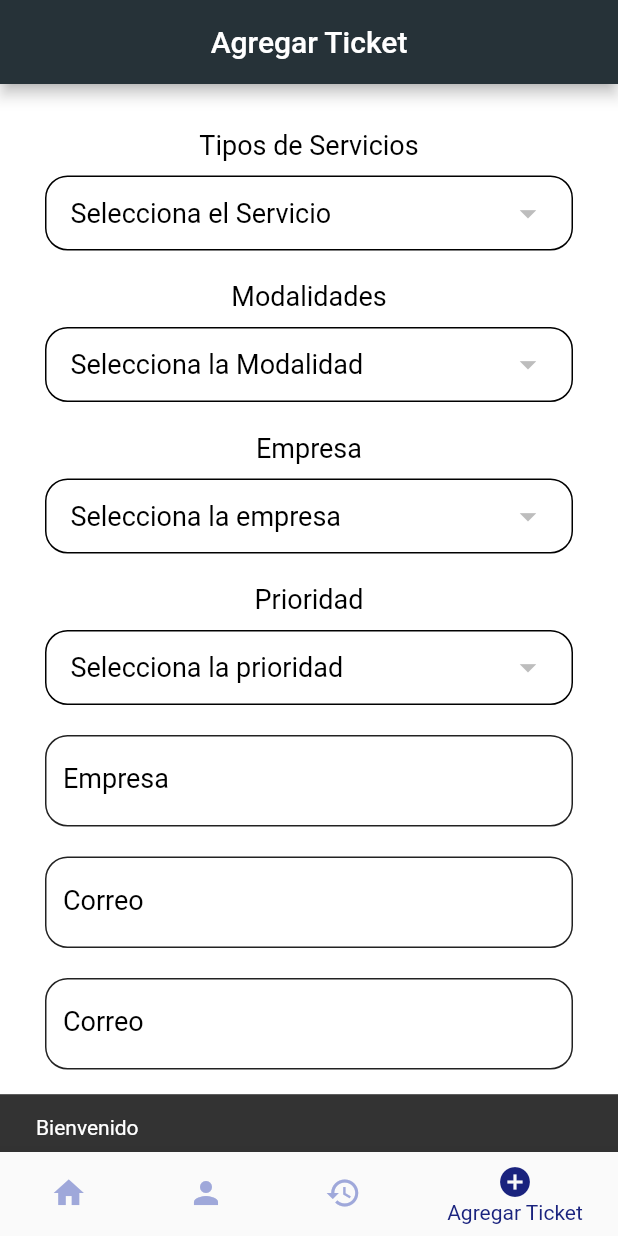
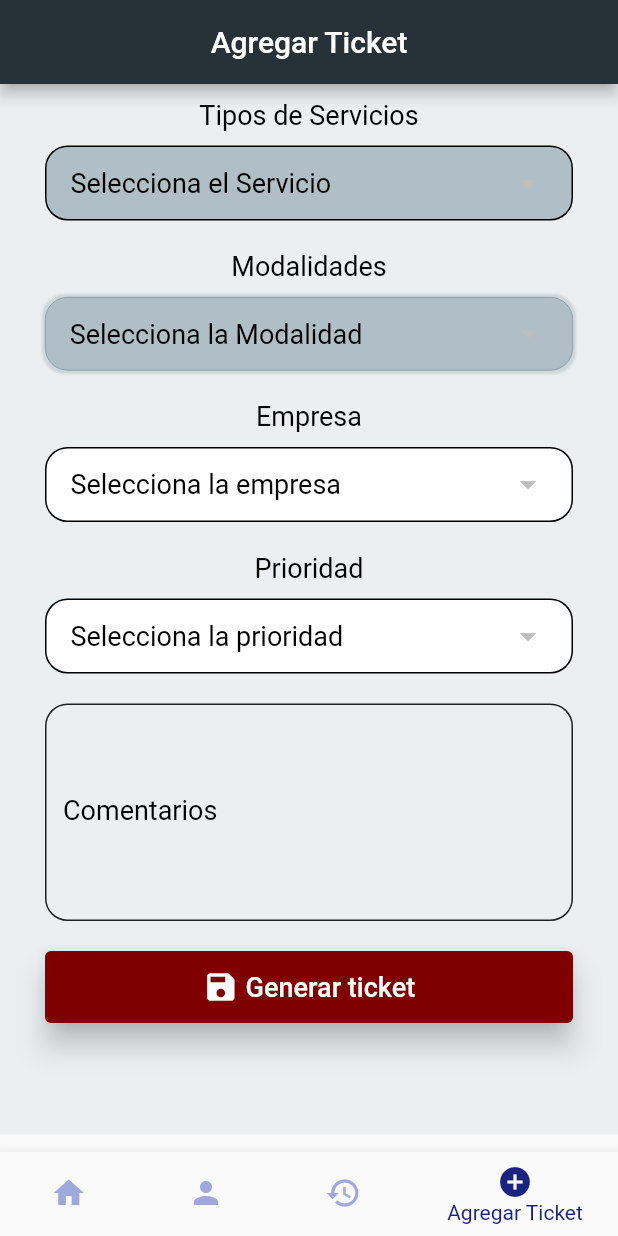
Before and after one commit to oscarmd1994/HelpDesk, a Flutter app: the MenuNavigationBarScreen screen opened directly, item 4 of the bottom bar chosen, on a phone screen of 412 x 824 dp. Run offline on Flutter 3.47's test engine with Material 2 defaults, Android fonts, the light colour scheme and no system bars; our stand-ins replace flutter_slidable, google_fonts, hidden_drawer_menu, lottie, shared_preferences, shimmer and 1 more; accounts and stored records are empty; network calls fail.

Commit message:
Termino del modulo de cerrado de sesion y avance de modulo de creacion de ticket

```diff
--- a/lib/Screens/TicketsScreen.dart
+++ b/lib/Screens/TicketsScreen.dart
@@ -20,11 +20,8 @@ class _TicketScreenState extends State<TicketScreen> {
         mainAxisSize: MainAxisSize.max,
         children: [
           Container(
-            decoration: BoxDecoration(
-                color: bg_dfondo
-            ),
+            decoration: BoxDecoration(color: bg_dfondo),
             child: TabBar(
-
               tabs: [
                 Tab(
                   text: 'En Espera',
--- a/lib/Screens/appColors.dart
+++ b/lib/Screens/appColors.dart
@@ -10,13 +10,14 @@ final Color bg_addbutton = Colors.indigo[900];
 final Color bg_addbutton_2 = Colors.indigo[500];
 final Color bg_menu = Colors.teal[50];
 final Color bg_tittle = Colors.blueGrey[100];
-final Color bg_fondo_btn_menus =
-    Colors.indigo[200]; //Color.fromARGB(0xFF, 0x66, 0x6a, 0xd1);
+final Color bg_fondo_btn_menus = Colors.indigo[200];
+final Color bg_fondo_form = Colors.blueGrey[50];
 final Color bg_dfondo = Colors.blueGrey[900];
 final Color bg_dark = Colors.black;
 final Color bg_proceso = Colors.cyan[800];
 final Color bg_proceso_icon = Colors.teal[700];
-final Color bg_rojo = Colors.red;
+final Color bg_rojo = Color.fromARGB(0xff, 0x7f, 0x00, 0x00);
+final Color bg_light = Colors.blueGrey[200];
 
 final Color bg_fondo_important_ticket = Color.fromARGB(0xff, 0xf0, 0x55, 0x45);
 final Color bg_titulo_important_ticket =
--- a/lib/Screens/appStrings.dart
+++ b/lib/Screens/appStrings.dart
@@ -1,5 +1,3 @@
-import 'package:flutter/material.dart';
-
 //new ticket screen
 String title;
 String valorDropServicio;
--- a/lib/Screens/newTicketsScreen.dart
+++ b/lib/Screens/newTicketsScreen.dart
@@ -19,6 +19,7 @@ class _NewTicketsScreenState extends State<NewTicketsScreen> {
   List<Empresas> empresas;
   List<Prioridades> prioridades;
   Color bg_dropPrioridades;
+  bool isEmpty = true;
 
   @override
   void initState() {
@@ -49,6 +50,7 @@ class _NewTicketsScreenState extends State<NewTicketsScreen> {
     getModalidades(valorDropServicio).then((value) {
       setState(() {
         modalidades = value;
+        isEmpty = false;
       });
     });
   }
@@ -75,14 +77,13 @@ class _NewTicketsScreenState extends State<NewTicketsScreen> {
     return Scaffold(
       body: LayoutBuilder(builder: (context, constraints) {
         return SingleChildScrollView(
-          child: Expanded(
           child: Container(
-              height: MediaQuery.of(context).size.height * .9,
+            height: MediaQuery.of(context).size.height * .85,
             decoration: BoxDecoration(
-                color: bg_white,
+              color: bg_fondo_form,
             ),
             padding: EdgeInsets.only(
-                  top: 30.0, bottom: 30.0, left: 30.0, right: 30.0),
+                top: 10.0, bottom: 30.0, left: 30.0, right: 30.0),
             //padding: EdgeInsets.all(40.0),
             child: Column(
               children: <Widget>[
@@ -95,14 +96,12 @@ class _NewTicketsScreenState extends State<NewTicketsScreen> {
                   ),
                   textAlign: TextAlign.start,
                 ),
-                  SizedBox(
-                    height: 10.0,
-                  ),
+                SizedBox(height: 10.0),
                 //DROP DE TIPOS SERVICIO
                 Container(
                   padding: EdgeInsets.only(left: 16, right: 16),
                   decoration: BoxDecoration(
-                      color: bg_white,
+                    color: bg_light,
                     border: Border.all(color: bg_dark),
                     borderRadius: BorderRadius.circular(15),
                   ),
@@ -138,9 +137,7 @@ class _NewTicketsScreenState extends State<NewTicketsScreen> {
                   ),
                 ),
                 // DROPDOWN DE Tipos de Servicio
-                  SizedBox(
-                    height: 20.0,
-                  ),
+                SizedBox(height: 20.0),
                 // DROPDOWN DE Modalidades
                 Text(
                   "Modalidades",
@@ -153,21 +150,37 @@ class _NewTicketsScreenState extends State<NewTicketsScreen> {
                 SizedBox(
                   height: 10.0,
                 ),
-                  Container(
+                InkWell(
+                  onTap: () {
+                    if (isEmpty == true) {
+                      //_itemvacio();
+                      ScaffoldMessenger.of(context).showSnackBar(
+                        SnackBar(
+                          content: Text('Seleccione un tipo de servicio!'),
+                        ),
+                      );
+                    }
+                  },
+                  child: Container(
                     padding: EdgeInsets.only(
                       left: 16,
                       right: 16,
                     ),
                     decoration: BoxDecoration(
-                      color: bg_white,
-                      border: Border.all(color: bg_dark, width: 1),
+                      color: bg_light,
+                      border:
+                          Border.all(color: Colors.blueGrey[400], width: 0.5),
                       borderRadius: BorderRadius.circular(15),
+                      boxShadow: [
+                        BoxShadow(
+                          color: Colors.blueGrey[200].withOpacity(0.5),
+                          spreadRadius: 2,
+                          blurRadius: 0.5,
+                          offset: Offset(0, 0), // changes position of shadow
+                        ),
+                      ],
                     ),
                     child: DropdownButton(
-                      onTap: () {
-                        if (valorDropModalidad == [] ||
-                            valorDropModalidad == null) {}
-                      },
                       hint: Text(
                         "Selecciona la Modalidad",
                         style: TextStyle(color: bg_dark),
@@ -194,6 +207,7 @@ class _NewTicketsScreenState extends State<NewTicketsScreen> {
                           valorDropModalidad = newValue;
                         });
                       },
+                    ),
                   ),
                 ),
                 // DROPDOWN DE Modalidades
@@ -254,11 +268,7 @@ class _NewTicketsScreenState extends State<NewTicketsScreen> {
                   ),
                 ),
                 // DROPDOWN DE EMPRESAS
-
-                  SizedBox(
-                    height: 20.0,
-                  ),
-
+                SizedBox(height: 20.0),
                 // DROPDOWN DE PRIORIDAD
                 Text(
                   "Prioridad",
@@ -318,7 +328,8 @@ class _NewTicketsScreenState extends State<NewTicketsScreen> {
                 ),
 
                 TextField(
-                    keyboardType: TextInputType.emailAddress,
+                  keyboardType: TextInputType.multiline,
+                  maxLines: 5,
                   decoration: InputDecoration(
                     enabledBorder: OutlineInputBorder(
                       borderSide: BorderSide(
@@ -334,13 +345,13 @@ class _NewTicketsScreenState extends State<NewTicketsScreen> {
                       ),
                       borderRadius: BorderRadius.circular(15),
                     ),
-                      labelText: "Empresa",
-                      labelStyle:
-                          TextStyle(fontSize: 18.0, color: Colors.black),
+                    labelText: "Comentarios",
+                    labelStyle: TextStyle(fontSize: 18.0, color: Colors.black),
                     hintStyle: TextStyle(
                       color: Colors.grey,
                       fontSize: 18.0,
                     ),
+                    hintText: 'Ingresa tus comentarios acerca del problema.',
                   ),
                   style: TextStyle(fontSize: 18.0, color: Colors.black),
                 ),
@@ -348,101 +359,51 @@ class _NewTicketsScreenState extends State<NewTicketsScreen> {
                 SizedBox(
                   height: 20.0,
                 ),
-                  TextField(
-                    keyboardType: TextInputType.emailAddress,
-                    decoration: InputDecoration(
-                      enabledBorder: OutlineInputBorder(
-                        borderSide: BorderSide(
-                          color: Colors.black87,
-                          width: 1,
+                ElevatedButton(
+                  onPressed: () {},
+                  child: Row(
+                    mainAxisAlignment: MainAxisAlignment.center,
+                    children: [
+                      Icon(Icons.save, color: bg_white),
+                      Text(
+                        ' Generar ticket',
+                        style: TextStyle(
+                          color: bg_white,
+                          fontSize: 18,
                         ),
-                        borderRadius: BorderRadius.circular(15),
-                      ),
-                      focusedBorder: OutlineInputBorder(
-                        borderSide: BorderSide(
-                          color: Colors.black87,
-                          width: 1,
-                        ),
-                        borderRadius: BorderRadius.circular(15),
-                      ),
-                      labelText: "Correo",
-                      labelStyle:
-                          TextStyle(fontSize: 18.0, color: Colors.black),
-                      hintStyle: TextStyle(
-                        color: Colors.grey,
-                        fontSize: 18.0,
-                      ),
-                    ),
-                    style: TextStyle(fontSize: 18.0, color: Colors.black),
-                  ),
-
-                  SizedBox(
-                    height: 20.0,
-                  ),
-                  TextField(
-                    keyboardType: TextInputType.emailAddress,
-                    decoration: InputDecoration(
-                      enabledBorder: OutlineInputBorder(
-                        borderSide: BorderSide(
-                          color: Colors.black87,
-                          width: 1,
-                        ),
-                        borderRadius: BorderRadius.circular(15),
-                      ),
-                      focusedBorder: OutlineInputBorder(
-                        borderSide: BorderSide(
-                          color: Colors.black87,
-                          width: 1,
-                        ),
-                        borderRadius: BorderRadius.circular(15),
-                      ),
-                      labelText: "Correo",
-                      labelStyle:
-                          TextStyle(fontSize: 18.0, color: Colors.black),
-                      hintStyle: TextStyle(
-                        color: Colors.grey,
-                        fontSize: 18.0,
-                      ),
-                    ),
-                    style: TextStyle(fontSize: 18.0, color: Colors.black),
-                  ),
-
-                  SizedBox(
-                    height: 20.0,
-                  ),
-                  TextField(
-                    keyboardType: TextInputType.emailAddress,
-                    decoration: InputDecoration(
-                      enabledBorder: OutlineInputBorder(
-                        borderSide: BorderSide(
-                          color: Colors.black87,
-                          width: 1,
-                        ),
-                        borderRadius: BorderRadius.circular(15),
-                      ),
-                      focusedBorder: OutlineInputBorder(
-                        borderSide: BorderSide(
-                          color: Colors.black87,
-                          width: 1,
-                        ),
-                        borderRadius: BorderRadius.circular(15),
-                      ),
-                      labelText: "Correo",
-                      labelStyle:
-                          TextStyle(fontSize: 18.0, color: Colors.black),
-                      hintStyle: TextStyle(
-                        color: Colors.grey,
-                        fontSize: 18.0,
-                      ),
-                    ),
-                    style: TextStyle(fontSize: 18.0, color: Colors.black),
-                  ),
-
-                  SizedBox(
-                    height: 20.0,
                       ),
                     ],
                   ),
+                  style: ElevatedButton.styleFrom(
+                    primary: bg_rojo,
+                    onPrimary: bg_dark,
+                    padding: EdgeInsets.symmetric(vertical: 12.0),
+                    elevation: 8,
+                  ),
+                ),
+                /* InkWell(
+                  child: Container(
+                    padding:
+                        EdgeInsets.symmetric(horizontal: 20.0, vertical: 15.0),
+                    decoration: BoxDecoration(
+                        color: bg_addbutton,
+                        borderRadius: BorderRadius.circular(16)),
+                    child: Row(
+                      mainAxisAlignment: MainAxisAlignment.center,
+                      children: [
+                        Icon(Icons.save, color: bg_white),
+                        Text(
+                          ' Generar ticket',
+                          style: TextStyle(
+                            color: bg_white,
+                            fontSize: 18,
+                          ),
+                        ),
+                      ],
+                    ),
+                  ),
+                ), */
+              ],
             ),
           ),
         );
```
Also changed, not shown: lib/Screens/loginAdminScreen.dart (+8 -20 lines), lib/Screens/profileScreen.dart (+33 -42 lines), lib/Widgets/TicketsEnCola.dart (+13 -7 lines), pubspec.yaml (+7 -7 lines), pubspec.lock. Lines whose indentation alone changed are shown as unchanged.
